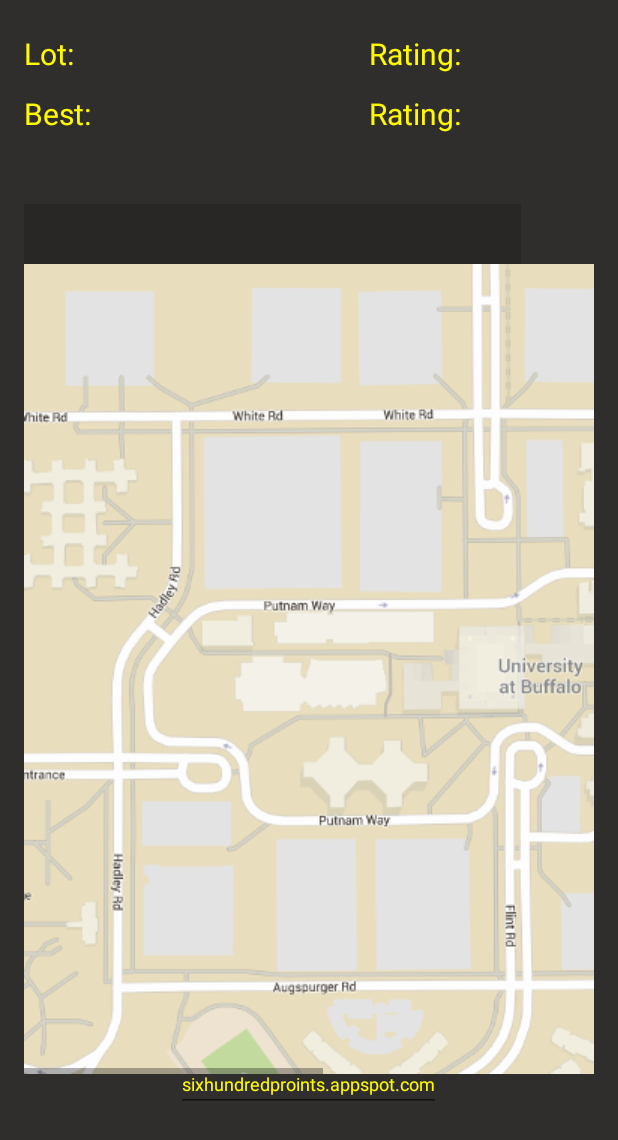
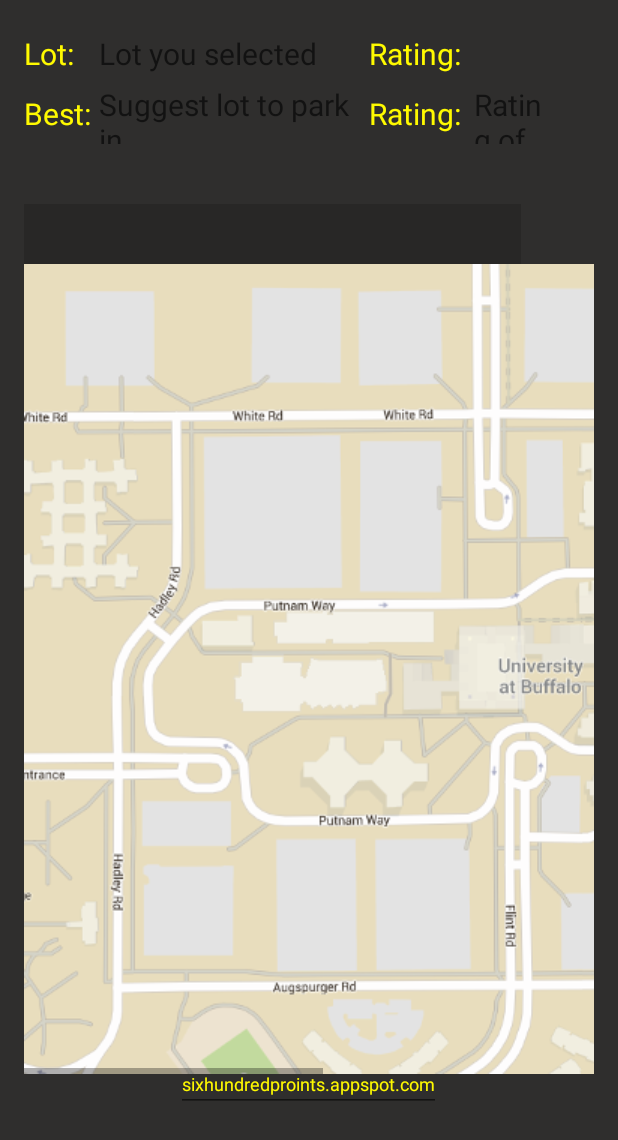
Before and after one commit to vickymzheng/sixPoints, an Android app: the layout activity_main.xml on its own in the app's theme, with its tools: preview values and no code run, on a phone screen of 412 x 824 dp. Shown: the top 1140 px of the screen. Run offline under Robolectric (Android 15) with nearby library versions, the phone set to English and light mode, and no system bars.

```diff
--- a/app/src/main/res/layout/activity_main.xml
+++ b/app/src/main/res/layout/activity_main.xml
@@ -20,47 +20,38 @@
             android:layout_width="50dp"
             android:layout_height="40dp"
             android:id="@+id/curLotText"
-            android:layout_alignParentTop="true"
-            android:layout_alignParentLeft="true"
-            android:layout_alignParentStart="true"
             android:background="#2f2e2d"
             android:textColor="#fffa00"
             android:textSize="20sp"
             android:text="@string/curLot"
+            android:hint="@string/lothint"
             android:editable="false"/>
 
         <EditText
             android:layout_width="180dp"
             android:layout_height="40dp"
             android:id="@+id/curLotValueText"
-            android:layout_alignParentTop="true"
-            android:layout_alignParentLeft="true"
-            android:layout_alignParentStart="true"
             android:background="#2f2e2d"
             android:textColor="#fffa00"
             android:textSize="20sp"
+            android:hint="@string/lothint"
             android:editable="false"/>
 
         <EditText
             android:layout_width="70dp"
             android:layout_height="40dp"
             android:id="@+id/ratingText"
-            android:layout_alignParentTop="true"
-            android:layout_alignParentLeft="true"
-            android:layout_alignParentStart="true"
             android:background="#2f2e2d"
             android:textColor="#fffa00"
             android:textSize="20sp"
             android:text="@string/rating"
+            android:hint="@string/ratehint"
             android:editable="false"/>
 
         <EditText
             android:layout_width="50dp"
             android:layout_height="40dp"
             android:id="@+id/ratingValueText"
-            android:layout_alignParentTop="true"
-            android:layout_alignParentLeft="true"
-            android:layout_alignParentStart="true"
             android:background="#2f2e2d"
             android:textColor="#fffa00"
             android:textSize="20sp"
@@ -80,50 +71,42 @@
             android:layout_width="50dp"
             android:layout_height="40dp"
             android:id="@+id/sugLotText"
-            android:layout_alignParentTop="true"
-            android:layout_alignParentLeft="true"
-            android:layout_alignParentStart="true"
             android:background="#2f2e2d"
             android:textColor="#fffa00"
             android:textSize="20sp"
             android:text="@string/sug"
+            android:hint="@string/besthint"
             android:editable="false"/>
 
         <EditText
             android:layout_width="180dp"
             android:layout_height="40dp"
             android:id="@+id/sugLotValueText"
-            android:layout_alignParentTop="true"
-            android:layout_alignParentLeft="true"
-            android:layout_alignParentStart="true"
             android:background="#2f2e2d"
             android:textColor="#fffa00"
             android:textSize="20sp"
+            android:hint="@string/besthint"
             android:editable="false"/>
 
         <EditText
             android:layout_width="70dp"
             android:layout_height="40dp"
             android:id="@+id/rateText"
-            android:layout_alignParentTop="true"
-            android:layout_alignParentLeft="true"
-            android:layout_alignParentStart="true"
             android:background="#2f2e2d"
             android:textColor="#fffa00"
             android:textSize="20sp"
             android:text="@string/rating"
+            android:hint="@string/ratehint"
             android:editable="false"/>
 
         <EditText
             android:layout_width="50dp"
             android:layout_height="40dp"
             android:id="@+id/rateValueText"
-            android:layout_alignParentTop="true"
-            android:layout_alignParentLeft="true"
-            android:layout_alignParentStart="true"
             android:background="#2f2e2d"
             android:textColor="#fffa00"
             android:textSize="20sp"
+            android:hint="@string/ratehint"
             android:editable="false"/>
 
     </LinearLayout>
@@ -153,8 +136,6 @@
                 android:id="@+id/hourSpinner"
                 android:spinnerMode="dropdown"
                 android:background="#282726"
-                android:layout_alignParentLeft="true"
-                android:layout_alignParentStart="true"
                 android:layout_marginBottom="38dp">
             </Spinner>
 
@@ -164,8 +145,6 @@
                 android:id="@+id/minuteSpinner"
                 android:spinnerMode="dropdown"
                 android:background="#282726"
-                android:layout_alignParentLeft="true"
-                android:layout_alignParentStart="true"
                 android:layout_marginBottom="38dp">
             </Spinner>
 
@@ -175,8 +154,6 @@
                 android:id="@+id/apmSpinner"
                 android:spinnerMode="dropdown"
                 android:background="#282726"
-                android:layout_alignParentLeft="true"
-                android:layout_alignParentStart="true"
                 android:layout_marginBottom="38dp">
             </Spinner>
 
@@ -186,8 +163,6 @@
                 android:id="@+id/daySpinner"
                 android:spinnerMode="dropdown"
                 android:background="#282726"
-                android:layout_alignParentLeft="true"
-                android:layout_alignParentStart="true"
                 android:layout_marginBottom="38dp">
             </Spinner>
 
@@ -197,8 +172,6 @@
                 android:id="@+id/monthSpinner"
                 android:spinnerMode="dropdown"
                 android:background="#282726"
-                android:layout_alignParentLeft="true"
-                android:layout_alignParentStart="true"
                 android:layout_marginBottom="38dp">
             </Spinner>
 
@@ -216,14 +189,15 @@
         android:layout_marginTop="160dp">
 
         <ScrollView
-            android:layout_width="match_parent"
+            android:layout_width="wrap_content"
             android:layout_height="match_parent">
 
             <ImageView
                 android:layout_width="match_parent"
-                android:layout_height="match_parent"
+                android:layout_height="wrap_content"
                 android:id="@+id/imageView"
                 android:background="@drawable/map"
+                android:contentDescription="@string/mapDescript"
                 android:layout_marginBottom="0dp" />
         </ScrollView>
     </HorizontalScrollView>
@@ -238,6 +212,7 @@
         android:layout_centerHorizontal="true"
         android:textColor="#fffa00"
         android:editable="false"
+        android:hint="@string/website"
         android:layout_marginBottom="-25dp" />
 
 </RelativeLayout>
--- a/app/src/main/res/values/strings.xml
+++ b/app/src/main/res/values/strings.xml
@@ -6,10 +6,14 @@
     <string name="spinner_titleThen">Parking Lots</string>
     <string name="prefs">Settings</string>
     <string name="site">sixhundredproints.appspot.com</string>
-    <string name="calander">calander</string>
     <string name="curLot">Lot:</string>
     <string name="sug">Best:</string>
     <string name="rating">Rating:</string>
+    <string name="ratehint">Rating of lot availability</string>
+    <string name="lothint">Lot you selected</string>
+    <string name="besthint">Suggest lot to park in</string>
+    <string name="website">Visit us</string>
+    <string name="mapDescript">Map of UB North</string>
 
     <string-array name="map_array">
         <item>Jacobs A</item>
@@ -83,7 +87,7 @@
         <item>August</item>
         <item>September</item>
         <item>October</item>
-        <item>Novermber</item>
+        <item>November</item>
         <item>December</item>
     </string-array>
 </resources>
```
